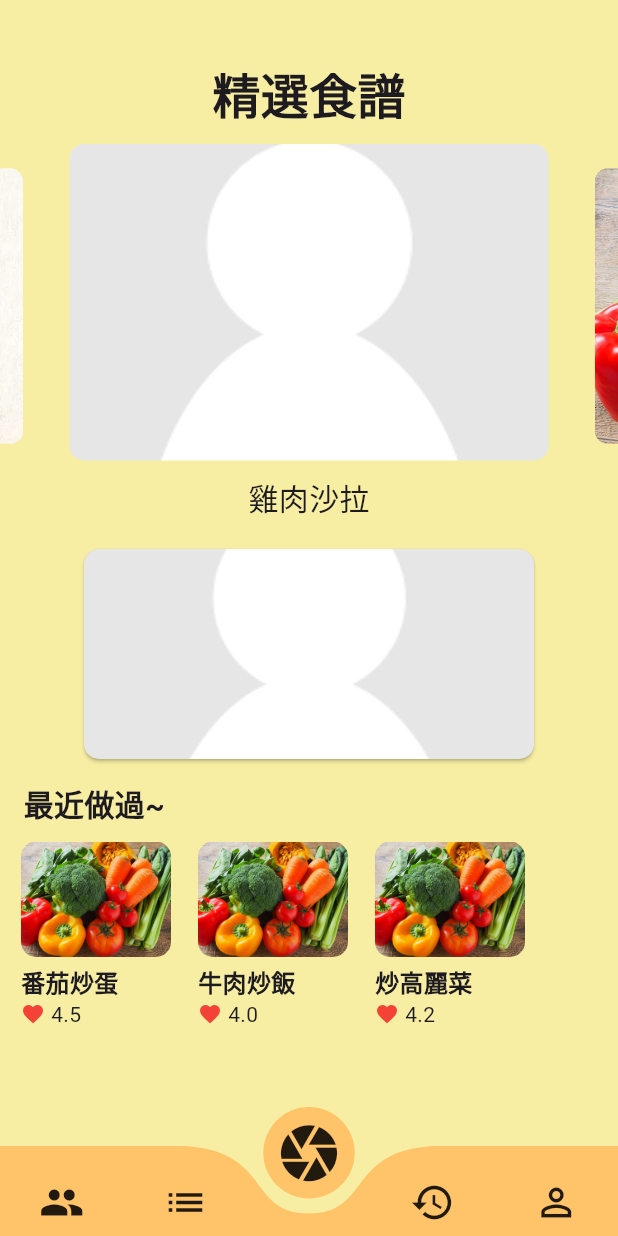
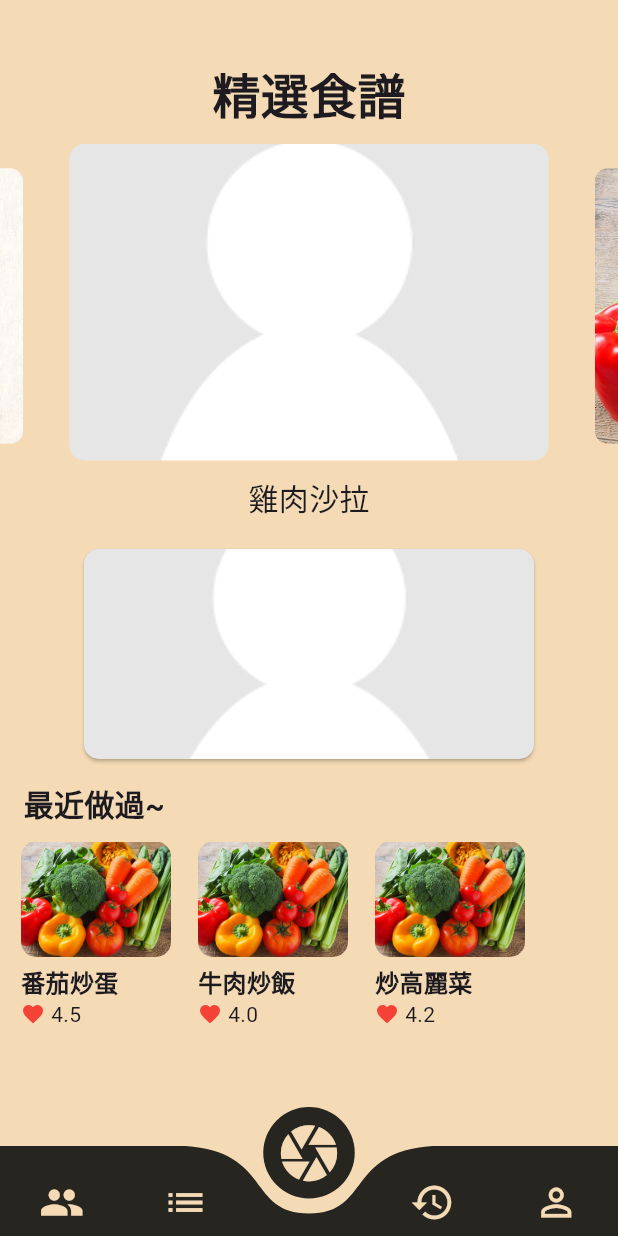
Before and after one commit to AaliyahWu/RecipeGPT, a Flutter app: the HomePage screen opened directly, on a phone screen of 412 x 824 dp. Run offline on Flutter 3.47's test engine with Material 3 defaults, Android fonts, the phone set to English and light mode, and no system bars; drawn by our look-alikes of carousel_slider; our stand-ins replace camera, curved_navigation_bar, get, image_picker, permission_handler, smooth_page_indicator; missing offline and left inert: flutter_tflite, mysql1; project files that could hold a hidden picture were left out.

Commit message:
小改頁面顏色

```diff
--- a/lib/homepage.dart
+++ b/lib/homepage.dart
@@ -41,15 +41,15 @@ class _HomePageState extends State<HomePage> {
         index: _currentPageIndex,
         height: 60.0,
         items: <Widget>[
-          Icon(Icons.group, size: 30),
-          Icon(Icons.list, size: 30),
-          Icon(Icons.camera, size: 45),
-          Icon(Icons.history, size: 30),
-          Icon(Icons.perm_identity, size: 30),
+          Icon(Icons.group, size: 30, color: Color(0xFFF4DAB5)),
+          Icon(Icons.list, size: 30, color: Color(0xFFF4DAB5)),
+          Icon(Icons.camera, size: 45, color: Color(0xFFF4DAB5)),
+          Icon(Icons.history, size: 30, color: Color(0xFFF4DAB5)),
+          Icon(Icons.perm_identity, size: 30, color: Color(0xFFF4DAB5)),
         ],
-        color: Color.fromARGB(255, 255, 196, 106),
-        buttonBackgroundColor: Color.fromARGB(255, 255, 196, 106),
-        backgroundColor: Color.fromARGB(255, 247, 238, 163),
+        color: Color(0xFF262520),
+        buttonBackgroundColor: Color(0xFF262520),
+        backgroundColor: Color(0xFFF4DAB5),
         animationCurve: Curves.easeInOut,
         animationDuration: Duration(milliseconds: 350),
         onTap: (index) {
@@ -67,7 +67,7 @@ class _HomePageState extends State<HomePage> {
     switch (_currentPageIndex) {
       case 0:
         return Container(
-          color: Color.fromARGB(255, 247, 238, 163),
+          color: Color(0xFFF4DAB5),
           child: Center(
             child: Text('社群'),
           ),
@@ -75,7 +75,7 @@ class _HomePageState extends State<HomePage> {
 
       case 1:
         return Container(
-          color: Color.fromARGB(255, 247, 238, 163),
+          color: Color(0xFFF4DAB5),
           child: Center(
             child: Column(
               mainAxisAlignment: MainAxisAlignment.start,
@@ -173,7 +173,7 @@ class _HomePageState extends State<HomePage> {
         }
 
         return Container(
-          color: Color.fromARGB(255, 247, 238, 163),
+          color: Color(0xFFF4DAB5),
           child: Stack(
             alignment: Alignment.bottomCenter,
             children: [
@@ -456,7 +456,7 @@ class _HomePageState extends State<HomePage> {
         );
       case 4:
         return Scaffold(
-          backgroundColor: Color.fromARGB(255, 247, 238, 163),
+          backgroundColor: Color(0xFFF4DAB5),
           body: Padding(
             padding: const EdgeInsets.only(top: 50.0),
             child: Center(
--- a/lib/login/onboarding.dart
+++ b/lib/login/onboarding.dart
@@ -43,7 +43,7 @@ class _OnboardingSlideshowState extends State<OnboardingSlideshow> {
                     '\n你是否曾面對著食材滿當當的冰箱，卻不知道該煮什麼?\n一直一直買新的食材，卻造成許多食物過期而浪費。\n那就快來使用好食在吧！\n',
                     'assets/LOGO.png',
                     '跳過'),
-                buildPage('\n透過可自動生成食譜的功能，輕易解決糧食浪費問題，\n讓你每天都有新菜色，不僅吃的開心還健康。\n',
+                buildPage('\n透過影像辨識及可自動生成食譜的功能，\n輕易解決糧食浪費問題，\n讓你每天都有新菜色，不僅吃的開心還健康。\n',
                     'assets/LOGO.png', '跳過'),
                 buildPage('Page 3', 'assets/LOGO.png', '登入'),
               ],
--- a/lib/login/splash.dart
+++ b/lib/login/splash.dart
@@ -6,7 +6,7 @@ class MealPlannerSplashScreen extends StatelessWidget {
   @override
   Widget build(BuildContext context) {
     return Scaffold(
-      backgroundColor: const Color.fromARGB(255, 255, 255, 255), // 設定背景顏色為綠色
+      backgroundColor: const Color.fromARGB(255, 255, 255, 255), // 設定背景顏色為白色
       body: Column(
         mainAxisAlignment: MainAxisAlignment.center,
         children: [
@@ -94,6 +94,7 @@ class MealPlannerSplashScreen extends StatelessWidget {
                   ),
                   style: ElevatedButton.styleFrom(
                     backgroundColor: Color(0xFFF2B892),
+                    minimumSize: Size(200, 30),
                     textStyle: TextStyle(
                       letterSpacing: 0,
                     ),
@@ -107,8 +108,7 @@ class MealPlannerSplashScreen extends StatelessWidget {
                     // 點擊事件
                     Navigator.push(
                       context,
-                      MaterialPageRoute(
-                          builder: (context) => Login()),
+                      MaterialPageRoute(builder: (context) => Login()),
                     );
                   },
                   child: Padding(
```
